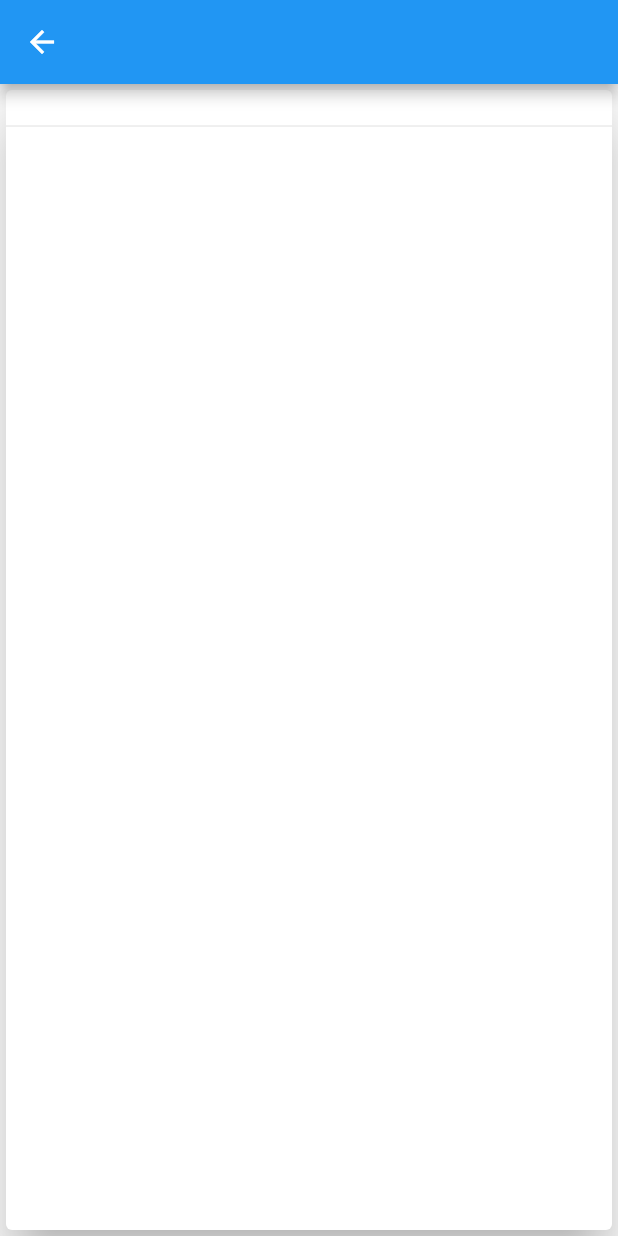
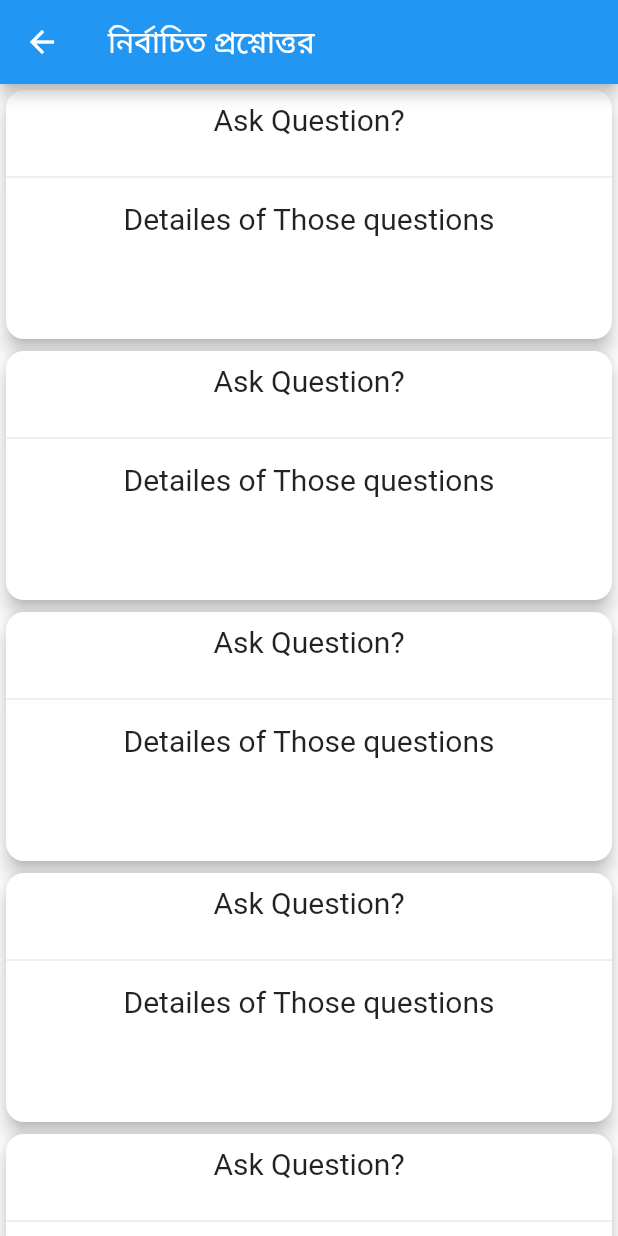
Before and after one commit to NewazRedoy/hajj-app, a Flutter app: the EQSubTopic screen opened directly, on a phone screen of 412 x 824 dp. Run offline on Flutter 3.47's test engine with Material 2 defaults, Android fonts, the phone set to English and light mode, and no system bars; our stand-ins replace sqflite; accounts and stored records are empty.

Commit message:
minor changes

```diff
--- a/lib/screen/E.Q.SubTopicPage.dart
+++ b/lib/screen/E.Q.SubTopicPage.dart
@@ -1,24 +1,42 @@
 import 'package:flutter/material.dart';
+
 class EQSubTopic extends StatelessWidget {
   @override
   Widget build(BuildContext context) {
     return Scaffold(
       appBar: AppBar(
-        title: Text(""),
+        title: Text("নির্বাচিত প্রশ্নোত্তর"),
       ),
-      body: Card(
-        elevation: 15.0,
-        child: Column(
-          children: <Widget>[
-            Container(
-              child: Text(""),
-            ),
-            Divider(),
-            Container(
-              child: Text(""),
-            ),
-          ],
-        ),
+      body: ListView.builder(
+        itemCount: 5,
+        itemBuilder: (context, index) {
+          return Card(
+              clipBehavior: Clip.antiAliasWithSaveLayer,
+              shape: RoundedRectangleBorder(
+                borderRadius: BorderRadius.circular(12.0),
+              ),
+              elevation: 5.0,
+                child: Column(
+                    mainAxisAlignment: MainAxisAlignment.start,
+                    children: <Widget>[
+                      Container(height: 50.0,
+                        padding: const EdgeInsets.all(8.0),
+                        child: Text(
+                          "Ask Question?",
+                          style: TextStyle(fontSize: 20),
+                        ),
+                      ),
+                      Divider(),
+                      Container(height: 100.0,
+                        padding: const EdgeInsets.all(8.0),
+                        child: Text(
+                          "Detailes of Those questions",
+                          style: TextStyle(fontSize: 20),
+                        ),
+                      )
+                    ]),
+              );
+        },
       ),
     );
   }
--- a/lib/widgets/ContentListItem.dart
+++ b/lib/widgets/ContentListItem.dart
@@ -75,7 +75,9 @@ class ContentListItem extends StatelessWidget {
                       content.referenceEn,
                       style: TextStyle(fontSize: 12),
                     )
-                  ])),
+                  ],
+              ),
+          ),
         ),
       ),
     );
```
Also changed, not shown: 1 other file.
